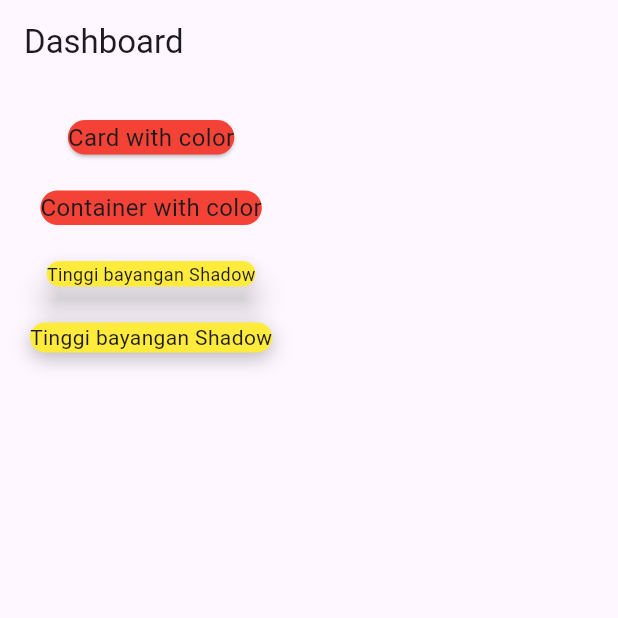
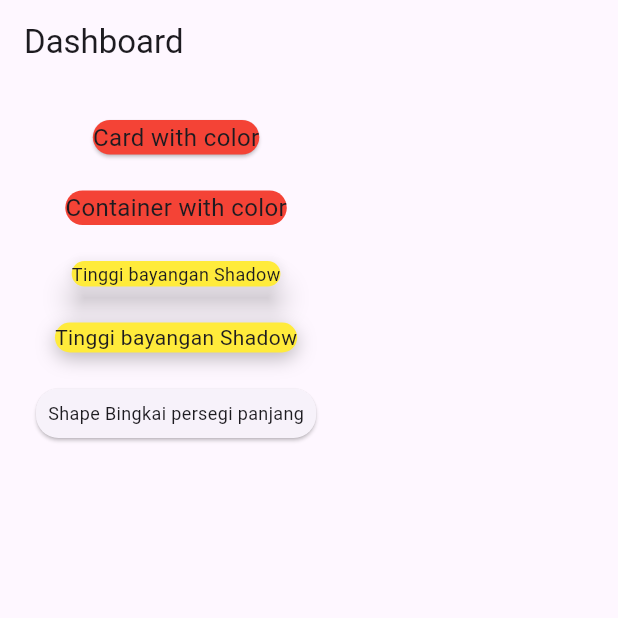
Before and after one commit to zaqimaulana/week8_card, a Flutter app: the screen it shows after launch, on a phone screen of 412 x 824 dp, the top half of it. Run offline on Flutter 3.47's test engine with Material 3 defaults, Android fonts, the phone set to English and light mode, and no system bars.

Commit message:
membuat card dengan shape

```diff
--- a/lib/pages/page_card_01.dart
+++ b/lib/pages/page_card_01.dart
@@ -48,6 +48,15 @@ class MyHomePage extends StatelessWidget {
                       ),
                       child: Text("Tinggi bayangan Shadow", style: TextStyle(fontSize: 14.0)),
                       ),
+                      SizedBox(height: 20.0),
+
+                      Card(
+                      shape: RoundedRectangleBorder(borderRadius: BorderRadius.circular(15.0)),
+                      child: Padding(
+                      padding: const EdgeInsets.all(8.0),
+                      child: Text("Shape Bingkai persegi panjang", style: TextStyle(fontSize: 12.0)),
+                      ),
+                      ),
                   ],
                 ),
               ),
```
